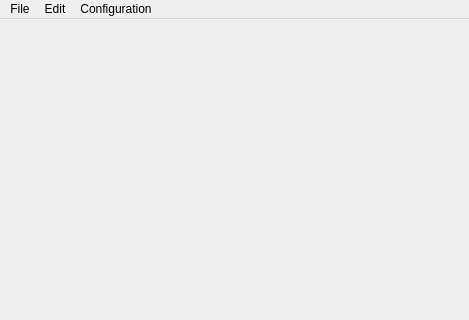
The window that template/uic/mainwindow.ui (panzergame/dxfplotter) describes before a commit, drawn with Qt 5; both pictures show x 0 to 469 and y 0 to 320 of the 469 by 600 pixel window.
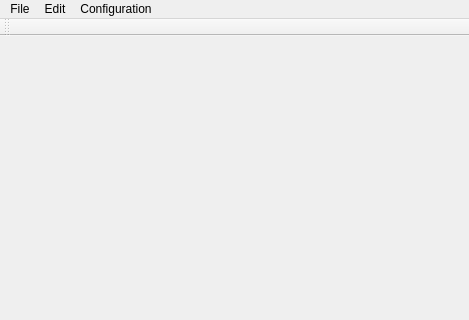
The same window after the commit. Icons and pictures are not drawn.

Commit message: Finish setting window and add tool selector

```diff
--- a/template/uic/mainwindow.ui
+++ b/template/uic/mainwindow.ui
@@ -56,6 +56,17 @@
    <addaction name="menuConfiguration"/>
   </widget>
   <widget class="QStatusBar" name="statusbar"/>
+  <widget class="QToolBar" name="toolBar">
+   <property name="windowTitle">
+    <string>toolBar</string>
+   </property>
+   <attribute name="toolBarArea">
+    <enum>TopToolBarArea</enum>
+   </attribute>
+   <attribute name="toolBarBreak">
+    <bool>false</bool>
+   </attribute>
+  </widget>
   <action name="actionOpenFile">
    <property name="text">
     <string>Open</string>
```
The commit also changes 13 other files.
